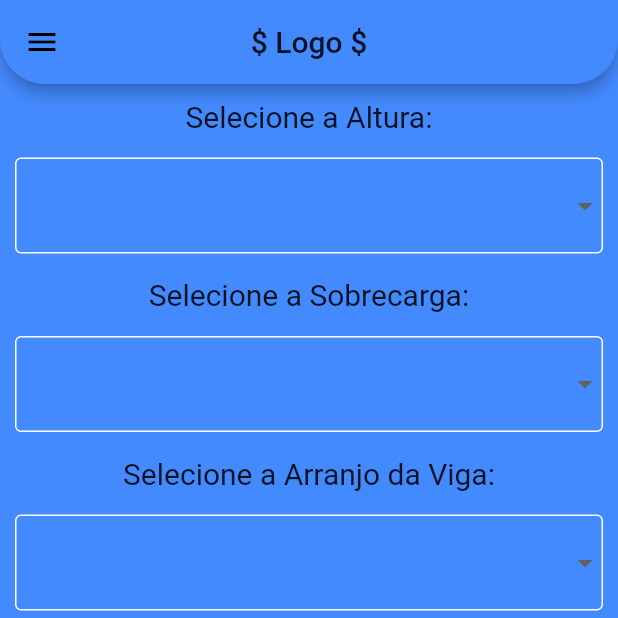
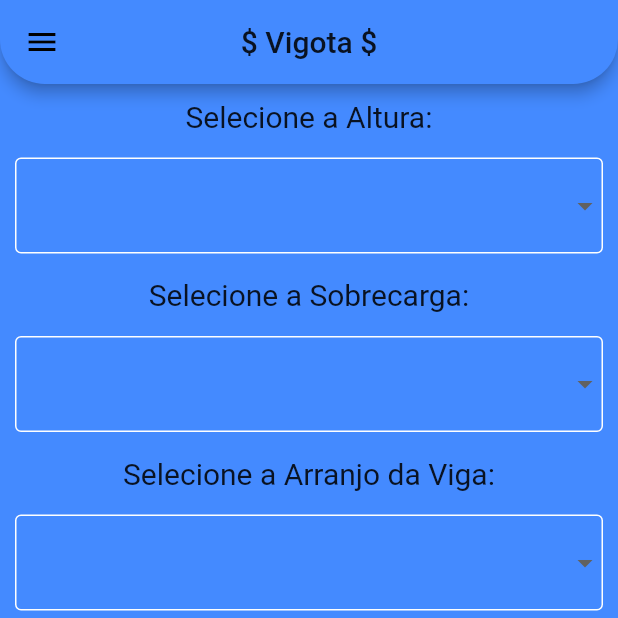
Before and after one commit to grameris/tgi_calcg, a Flutter app: the screen it shows after launch, on a phone screen of 412 x 824 dp, the top half of it. Run offline on Flutter 3.47's test engine with Material 2 defaults, Android fonts, the phone set to English and light mode, and no system bars; our stand-ins replace cloud_firestore, splashscreen; accounts and stored records are empty.

Commit message:
Ajuste AppBar

```diff
--- a/lib/ui/home.dart
+++ b/lib/ui/home.dart
@@ -23,7 +23,7 @@ class _HomeState extends State<Home> {
         drawer: CustomDrawer(_pageController),
         backgroundColor: Colors.blueAccent,
         appBar: AppBar(
-          title: Text("\$ Logo \$"),
+          title: Text("\$ Vigota \$"),
           backgroundColor: Colors.blueAccent,
           centerTitle: true,
           shape: RoundedRectangleBorder(
@@ -37,7 +37,7 @@ class _HomeState extends State<Home> {
         Scaffold(
             backgroundColor: Colors.blueAccent,
             appBar: AppBar(
-              title: Text("\$ Logo \$"),
+              title: Text("\$ Concreto \$"),
               backgroundColor: Colors.blueAccent,
               centerTitle: true,
               shape: RoundedRectangleBorder(
@@ -52,7 +52,7 @@ class _HomeState extends State<Home> {
         Scaffold(
             backgroundColor: Colors.blueAccent,
             appBar: AppBar(
-              title: Text("\$ Logo \$"),
+              title: Text("\$ Malha \$"),
               backgroundColor: Colors.blueAccent,
               centerTitle: true,
               shape: RoundedRectangleBorder(
```
